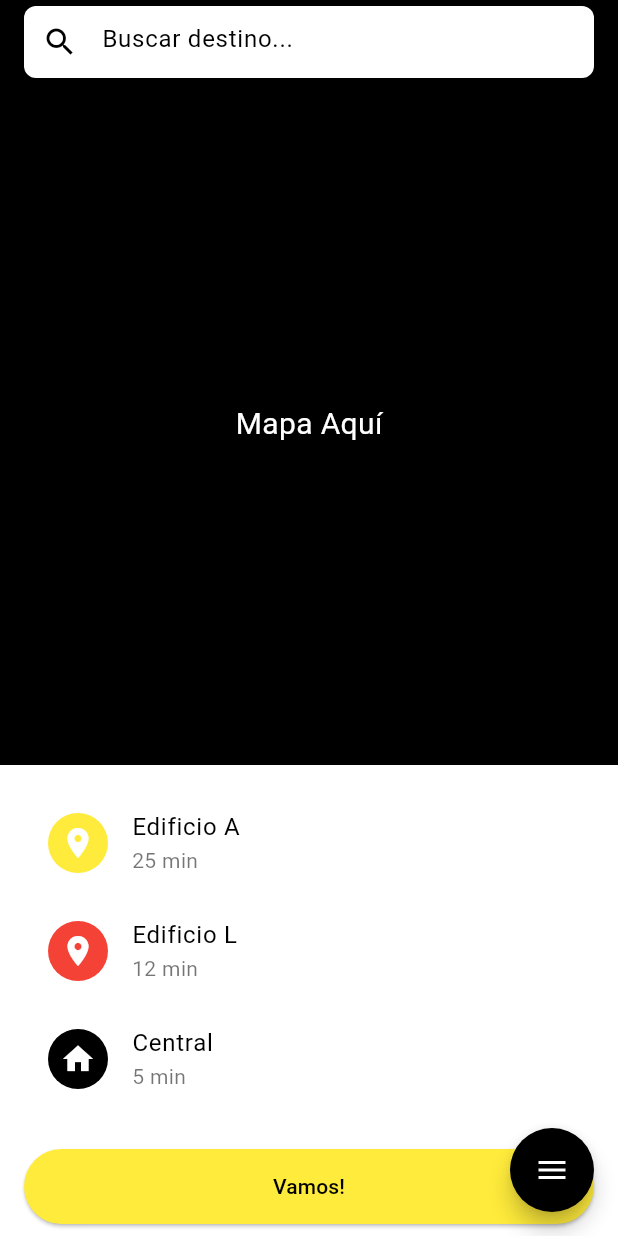
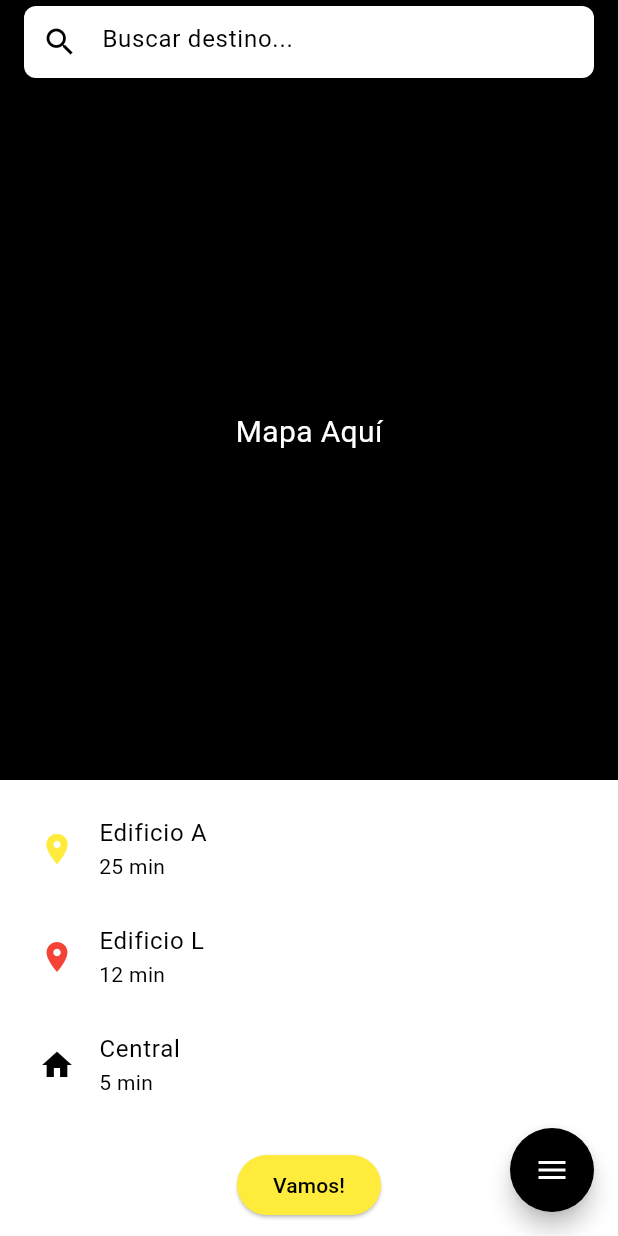
Before and after one commit to EstebanRincon12/ProyectoElectiva1, a Flutter app: the screen it shows after launch, on a phone screen of 412 x 824 dp. Run offline on Flutter 3.47's test engine with Material 3 defaults, Android fonts, the phone set to English and light mode, and no system bars; drawn by our look-alikes of flutter_speed_dial.

```diff
--- a/proyecto_electiva1/lib/pages/MapScreen.dart
+++ b/proyecto_electiva1/lib/pages/MapScreen.dart
@@ -1,6 +1,8 @@
 import 'package:flutter/material.dart';
 import 'package:flutter_speed_dial/flutter_speed_dial.dart';
 import 'package:proyecto_electiva1/pages/add_favorite_screen.dart';
+import 'package:proyecto_electiva1/widgets/addSiteModal.dart';
+import 'package:proyecto_electiva1/widgets/addSiteScreen.dart';
 import 'package:proyecto_electiva1/widgets/destinations.dart';
 
 class MapScreen extends StatelessWidget {
@@ -54,6 +56,25 @@ class MapScreen extends StatelessWidget {
             backgroundColor: Colors.green,
             onTap: () {
               print('Comenzar Recorrido');
+            },
+          ),
+          SpeedDialChild(
+            child: const Icon(Icons.place, color: Colors.white),
+            label: 'Añadir Sitio',
+            backgroundColor: Colors.yellow,
+            onTap: () {
+              showModalBottomSheet(
+                context: context,
+                isScrollControlled:
+                    true, // Permite que el modal ocupe más espacio
+                backgroundColor: Colors.white,
+                shape: const RoundedRectangleBorder(
+                  borderRadius: BorderRadius.vertical(top: Radius.circular(20)),
+                ),
+                builder: (BuildContext context) {
+                  return const AddSiteModal();
+                },
+              );
             },
           ),
           SpeedDialChild(
--- a/proyecto_electiva1/lib/widgets/destinations.dart
+++ b/proyecto_electiva1/lib/widgets/destinations.dart
@@ -1,80 +1,117 @@
 import 'package:flutter/material.dart';
 
 class Destinations extends StatelessWidget {
-  const Destinations({super.key});
+  const Destinations({Key? key}) : super(key: key);
 
   @override
   Widget build(BuildContext context) {
-    return Column(
+    return Container(
+      color: Colors.white,
+      padding: const EdgeInsets.all(10),
+      child: Column(
         children: [
-        Container(
-          padding: const EdgeInsets.all(16.0),
-          color: Colors.white,
-          child: const Column(
-            children: [
-              LocationTile(
-                icon: Icons.location_on,
+          _buildDestinationTile(
+            context,
+            icon: Icons.place,
+            color: Colors.yellow,
             title: 'Edificio A',
-                subtitle: '25 min',
-                color: Colors.yellow,
+            time: '25 min',
+            destinationInfo: 'Este es el Edificio A, donde se imparten clases de informática.',
           ),
-              LocationTile(
-                icon: Icons.location_on,
+          _buildDestinationTile(
+            context,
+            icon: Icons.place,
+            color: Colors.red,
             title: 'Edificio L',
-                subtitle: '12 min',
-                color: Colors.red,
+            time: '12 min',
+            destinationInfo: 'Este es el Edificio L, donde están los laboratorios.',
           ),
-              LocationTile(
+          _buildDestinationTile(
+            context,
             icon: Icons.home,
+            color: Colors.black,
             title: 'Central',
-                subtitle: '5 min',
-                color: Colors.black,
+            time: '5 min',
+            destinationInfo: 'Este es el edificio central de la universidad.',
           ),
-            ],
-          ),
-        ),
-        Padding(
-          padding: const EdgeInsets.symmetric(horizontal: 16.0, vertical: 8.0),
-          child: ElevatedButton(
-            onPressed: () {},
+          const SizedBox(height: 20),
+          ElevatedButton(
+            onPressed: () {
+              // Acción del botón "Vamos!"
+            },
             style: ElevatedButton.styleFrom(
               backgroundColor: Colors.yellow,
-              minimumSize: const Size(double.infinity, 50),
-              shape: RoundedRectangleBorder(
-                borderRadius: BorderRadius.circular(30),
-              ),
               foregroundColor: Colors.black,
             ),
             child: const Text('Vamos!'),
           ),
+        ],
+      ),
+    );
+  }
+
+  Widget _buildDestinationTile(
+    BuildContext context, {
+    required IconData icon,
+    required Color color,
+    required String title,
+    required String time,
+    required String destinationInfo,
+  }) {
+    return ListTile(
+      leading: Icon(icon, color: color),
+      title: Text(title),
+      subtitle: Text(time),
+      onTap: () {
+        _showDestinationModal(context, destinationInfo);
+      },
+    );
+  }
+
+  void _showDestinationModal(BuildContext context, String destinationInfo) {
+    showModalBottomSheet(
+      context: context,
+      backgroundColor: Colors.white,
+      shape: const RoundedRectangleBorder(
+        borderRadius: BorderRadius.vertical(top: Radius.circular(25)),
+      ),
+      builder: (BuildContext context) {
+        return Padding(
+          padding: const EdgeInsets.all(16.0),
+          child: Column(
+            mainAxisSize: MainAxisSize.min, // Ajusta la hoja modal al contenido
+            crossAxisAlignment: CrossAxisAlignment.start,
+            children: [
+              const Text(
+                'Información del Destino',
+                style: TextStyle(
+                  fontSize: 18,
+                  fontWeight: FontWeight.bold,
+                  color: Colors.black,
+                ),
+              ),
+              const SizedBox(height: 10),
+              Text(
+                destinationInfo,
+                style: const TextStyle(fontSize: 16, color: Colors.black),
+              ),
+              const SizedBox(height: 20),
+              ElevatedButton(
+                onPressed: () {
+                  Navigator.pop(context); // Cerrar el modal
+                  // Aquí puedes agregar la funcionalidad para "ir"
+                },
+                style: ElevatedButton.styleFrom(
+                  backgroundColor: Colors.yellow, // Color de fondo del botón
+                  foregroundColor: Colors.black,  // Color del texto
+                  padding: const EdgeInsets.symmetric(vertical: 12, horizontal: 20),
+                ),
+                child: const Text('Ir'),
               ),
             ],
+          ),
+        );
+      },
     );
   }
 }
-
-class LocationTile extends StatelessWidget {
-  final IconData icon;
-  final String title;
-  final String subtitle;
-  final Color color;
-
-  const LocationTile({super.key,
-    required this.icon,
-    required this.title,
-    required this.subtitle,
-    required this.color,
-  });
-
-  @override
-  Widget build(BuildContext context) {
-    return ListTile(
-      leading: CircleAvatar(
-        backgroundColor: color,
-        child: Icon(icon, color: Colors.white),
-      ),
-      title: Text(title, style: const TextStyle(color: Colors.black)),
-      subtitle: Text(subtitle, style: const TextStyle(color: Colors.black54)),
-    );
-  }
-}
```
Also changed, not shown: proyecto_electiva1/lib/widgets/addSiteModal.dart (added, +118 -0 lines). Lines whose indentation alone changed are shown as unchanged.
